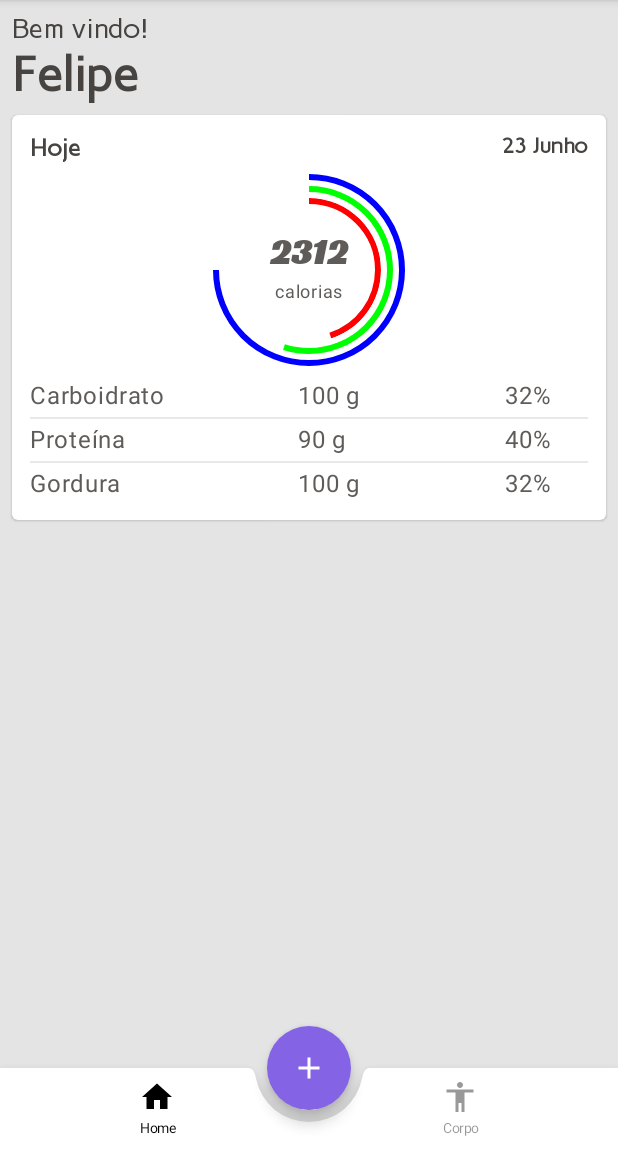
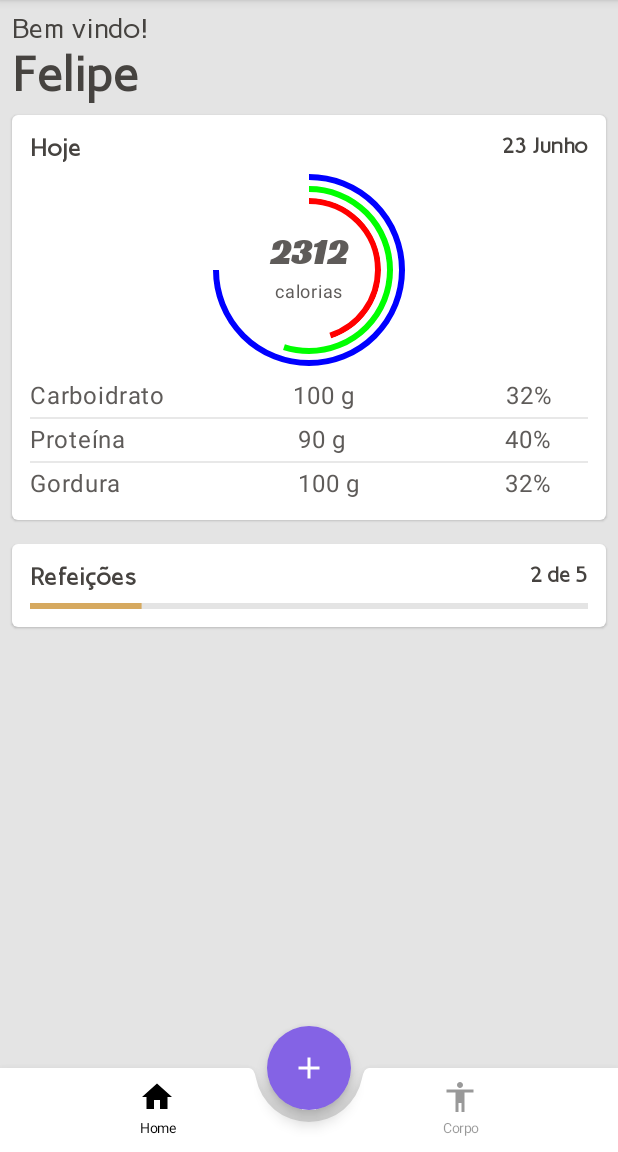
Before and after one commit to DevCapu/BeeHealthy, an Android app built with Jetpack Compose: the screen it shows after launch once a user with an empty profile is signed in (MainActivity), on a phone screen of 412 x 824 dp, the part 84-1236 px from its top. Run offline under Robolectric (Android 15) with nearby library versions, the phone set to English and light mode, and no system bars; our stand-ins replace Firebase (no records; nobody signed in at launch, a user with empty details on screens opened directly).

Commit message:
feature: meals eaten card

```diff
--- a/app/src/main/java/br/com/devcapu/beehealthy/app/ui/screen/HomeScreen.kt
+++ b/app/src/main/java/br/com/devcapu/beehealthy/app/ui/screen/HomeScreen.kt
@@ -24,11 +24,11 @@ fun HomeScreen() = BeeHealthyTheme {
         .padding(8.dp)
         .fillMaxWidth()) {
         Greeting()
+
         Card(
             backgroundColor = Color.White,
             contentColor = MaterialTheme.colors.onBackground,
-            modifier = Modifier
-                .padding(vertical = 8.dp)
+            modifier = Modifier.padding(vertical = 8.dp)
         ) {
             Column(
                 verticalArrangement = Arrangement.SpaceAround,
@@ -59,9 +59,9 @@ fun HomeScreen() = BeeHealthyTheme {
                     horizontalArrangement = Arrangement.SpaceBetween,
                     modifier = Modifier.fillMaxWidth()
                 ) {
-                    Text("Carboidrato", modifier = Modifier.fillMaxWidth(0.33f))
-                    Text(text = "100 g", modifier = Modifier.fillMaxWidth(0.33f))
-                    Text(text = "32%", modifier = Modifier.fillMaxWidth(0.33f))
+                    Text("Carboidrato", modifier = Modifier.fillMaxWidth(0.3f))
+                    Text(text = "100 g", modifier = Modifier.fillMaxWidth(0.3f))
+                    Text(text = "32%", modifier = Modifier.fillMaxWidth(0.3f))
                 }
                 Divider(Modifier.padding(vertical = 2.dp))
                 Row(
@@ -81,6 +81,43 @@ fun HomeScreen() = BeeHealthyTheme {
                     Text(text = "100 g", modifier = Modifier.fillMaxWidth(0.33f))
                     Text(text = "32%", modifier = Modifier.fillMaxWidth(0.33f))
                 }
+            }
+        }
+
+        Card(
+            backgroundColor = Color.White,
+            contentColor = MaterialTheme.colors.onBackground,
+            modifier = Modifier.padding(vertical = 8.dp)
+        ) {
+            Column(
+                verticalArrangement = Arrangement.SpaceAround,
+                horizontalAlignment = Alignment.CenterHorizontally,
+                modifier = Modifier.padding(12.dp)
+            ) {
+                Row(
+                    horizontalArrangement = Arrangement.SpaceBetween,
+                    modifier = Modifier.fillMaxWidth()
+                ) {
+                    Text(
+                        text = "Refeições",
+                        style = MaterialTheme.typography.h3,
+                        fontWeight = FontWeight.SemiBold,
+                        fontSize = 16.sp
+                    )
+                    Text(
+                        text = "2 de 5",
+                        style = MaterialTheme.typography.h3,
+                        fontSize = 14.sp,
+                        fontWeight = FontWeight.SemiBold,
+                    )
+                }
+
+                LinearProgressIndicator(
+                    progress = 0.20f,
+                    color = MaterialTheme.colors.primary,
+                    backgroundColor = MaterialTheme.colors.background,
+                    modifier = Modifier.fillMaxWidth().padding(top = 8.dp)
+                )
             }
         }
     }
```
